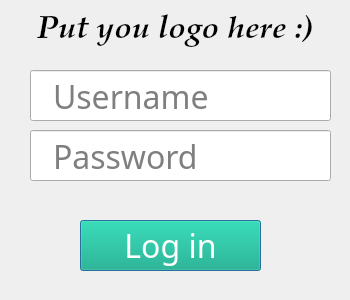
Old version of the form settingsdialog.ui in the repository tickmo/desktop.
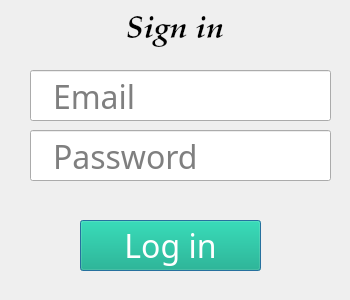
New version of the form.

Patch:
```diff
--- a/settingsdialog.ui
+++ b/settingsdialog.ui
@@ -56,7 +56,7 @@
     <number>32</number>
    </property>
    <property name="placeholderText">
-    <string>Username</string>
+    <string>Email</string>
    </property>
    <property name="cursorMoveStyle">
     <enum>Qt::VisualMoveStyle</enum>
@@ -152,7 +152,7 @@
     </font>
    </property>
    <property name="text">
-    <string>Put you logo here :)</string>
+    <string>Sign in</string>
    </property>
    <property name="alignment">
     <set>Qt::AlignCenter</set>
```
